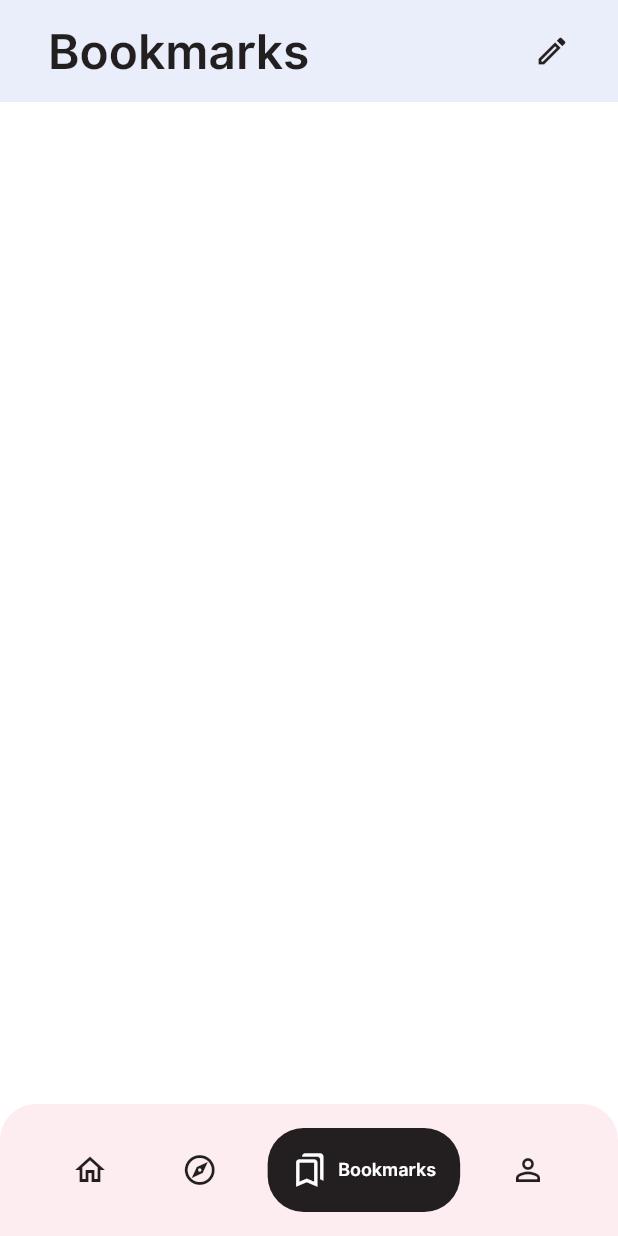
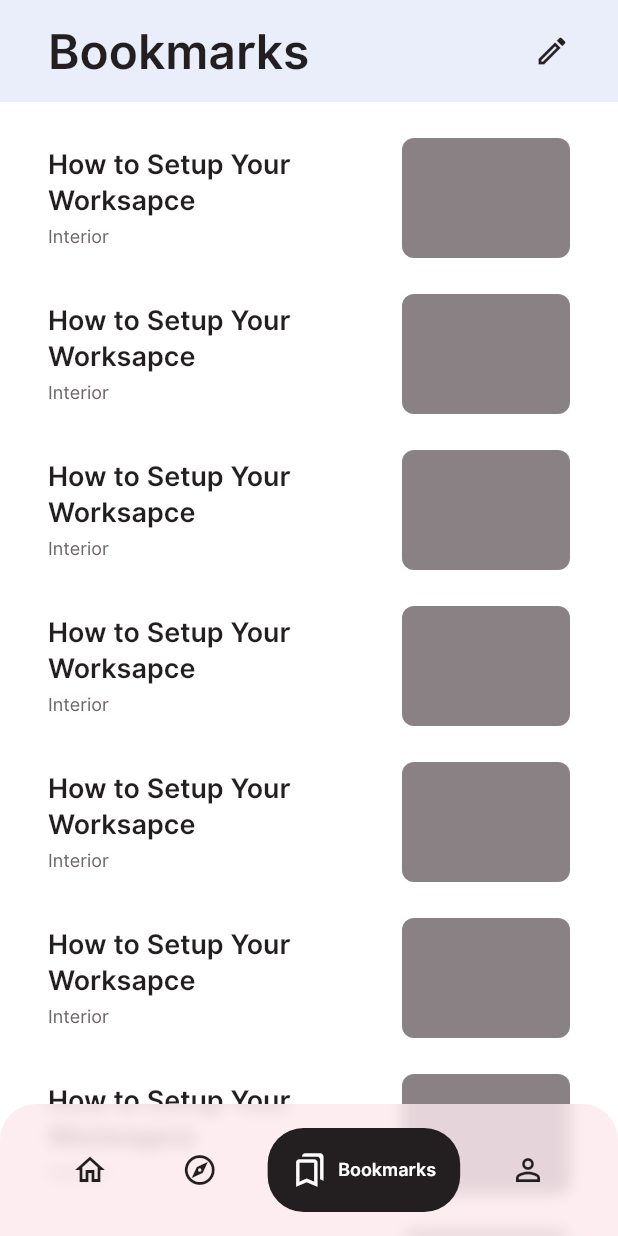
Before and after one commit to EnRoseK/news_app, a Flutter app: the screen it shows after launch, item 3 of the bottom bar chosen, on a phone screen of 412 x 824 dp. Run offline on Flutter 3.47's test engine with Material 3 defaults, Android fonts, the phone set to English and light mode, and no system bars; drawn by our look-alikes of google_nav_bar.

Commit message:
Finish bookmarks page

```diff
--- /dev/null
+++ b/lib/components/bookmarks_page/bookmarks_news_item.dart
@@ -0,0 +1,61 @@
+import 'package:flutter/material.dart';
+import 'package:news_app/utils/thememode_color.dart';
+
+class BookmarksNewsItem extends StatelessWidget {
+  const BookmarksNewsItem({super.key, required this.isEditing});
+
+  final bool isEditing;
+
+  @override
+  Widget build(BuildContext context) {
+    return Row(
+      crossAxisAlignment: CrossAxisAlignment.center,
+      mainAxisAlignment: MainAxisAlignment.spaceBetween,
+      mainAxisSize: MainAxisSize.max,
+      children: [
+        Expanded(
+          child: Column(
+            crossAxisAlignment: CrossAxisAlignment.start,
+            children: [
+              Text(
+                "How to Setup Your Worksapce",
+                maxLines: 2,
+                overflow: TextOverflow.ellipsis,
+                style: Theme.of(context).textTheme.headlineMedium,
+              ),
+              const SizedBox(height: 4),
+              Text(
+                "Interior",
+                style: Theme.of(context).textTheme.titleSmall!.copyWith(
+                      color: textSecondary(isLightMode(context)),
+                    ),
+              ),
+            ],
+          ),
+        ),
+        const SizedBox(width: 16),
+        ClipRRect(
+          borderRadius: BorderRadius.circular(8),
+          child: Container(
+            width: 112,
+            height: 80,
+            decoration: BoxDecoration(
+              color: textPlaceholder(isLightMode(context)),
+            ),
+          ),
+        ),
+        if (isEditing) const SizedBox(width: 16),
+        if (isEditing)
+          IconButton(
+            padding: const EdgeInsets.all(14),
+            onPressed: () {},
+            icon: Icon(
+              Icons.bookmark,
+              size: 24,
+              color: textSecondary(isLightMode(context)),
+            ),
+          ),
+      ],
+    );
+  }
+}
--- a/lib/pages/bookmarks_page.dart
+++ b/lib/pages/bookmarks_page.dart
@@ -1,14 +1,32 @@
 import 'package:flutter/material.dart';
+import 'package:news_app/components/bookmarks_page/bookmarks_news_item.dart';
 import 'package:news_app/utils/thememode_color.dart';
 
-class BookmarksPage extends StatelessWidget {
+class BookmarksPage extends StatefulWidget {
   const BookmarksPage({super.key});
 
   @override
+  State<BookmarksPage> createState() => _BookmarksPageState();
+}
+
+class _BookmarksPageState extends State<BookmarksPage> {
+  final List<int> data = const [1, 2, 3, 4, 5, 6, 7, 8, 9, 10];
+  bool _isEditing = false;
+
+  void _handleEnableEdit() {
+    setState(() {
+      _isEditing = true;
+    });
+  }
+
+  void _handleDisableEdit() {
+    setState(() {
+      _isEditing = false;
+    });
+  }
+
+  @override
   Widget build(BuildContext context) {
-    final bool isLightMode =
-        MediaQuery.of(context).platformBrightness == Brightness.light;
-
     return Scaffold(
       appBar: AppBar(
         toolbarHeight: 68,
@@ -23,16 +41,45 @@ class BookmarksPage extends StatelessWidget {
             padding: const EdgeInsets.only(
               right: 20,
             ),
-            child: IconButton(
-              onPressed: () {},
-              icon: Icon(
-                Icons.edit_outlined,
-                size: 24,
-                color: textPrimary(isLightMode),
-              ),
-            ),
+            child: _isEditing
+                ? TextButton(
+                    onPressed: _handleDisableEdit,
+                    style: TextButton.styleFrom(
+                      padding: const EdgeInsets.symmetric(
+                        horizontal: 16,
+                        vertical: 12,
+                      ),
+                      overlayColor: brandBlue(isLightMode(context)),
+                    ),
+                    child: Text(
+                      "Done",
+                      style: Theme.of(context)
+                          .textTheme
+                          .labelMedium!
+                          .copyWith(color: brandBlue(isLightMode(context))),
+                    ),
+                  )
+                : IconButton(
+                    onPressed: _handleEnableEdit,
+                    icon: Icon(
+                      Icons.edit_outlined,
+                      size: 24,
+                      color: textPrimary(isLightMode(context)),
+                    ),
+                  ),
           ),
         ],
+      ),
+      body: ListView.separated(
+        padding: const EdgeInsets.symmetric(horizontal: 32, vertical: 24)
+            .copyWith(bottom: 100),
+        itemBuilder: (context, index) => BookmarksNewsItem(
+          key: ValueKey(data[index]),
+          isEditing: _isEditing,
+        ),
+        separatorBuilder: (context, index) =>
+            SizedBox(height: 24, key: ValueKey(index)),
+        itemCount: data.length,
       ),
     );
   }
```
